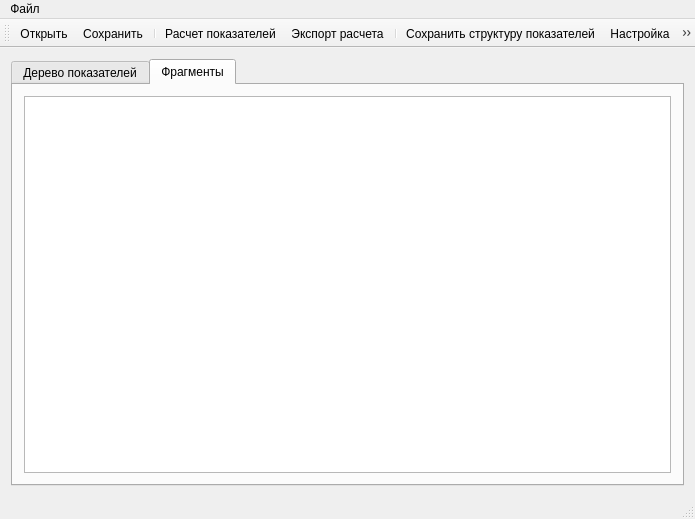
First picture: the form in mainwindow.ui, repository MafuraG/enegpassport, before the edit.
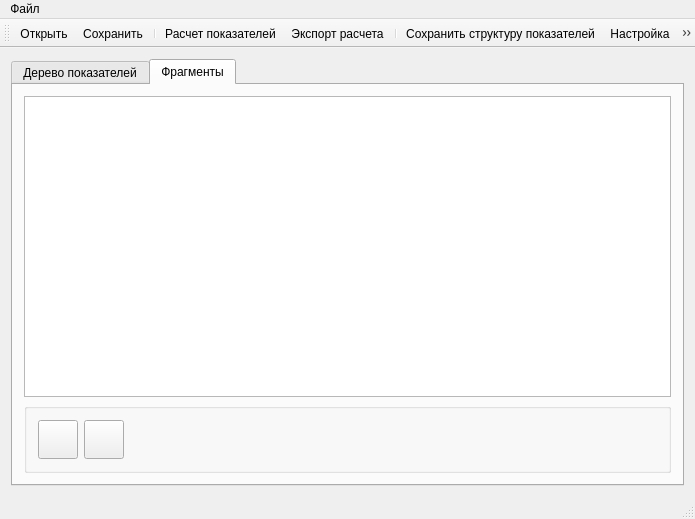
Second picture: the form after the edit. The open tabs and pages were chosen to show the change. Icons and pictures are not drawn.

```diff
--- a/mainwindow.ui
+++ b/mainwindow.ui
@@ -60,9 +60,69 @@
        <attribute name="title">
         <string>Фрагменты</string>
        </attribute>
-       <layout class="QHBoxLayout" name="horizontalLayout_4">
+       <layout class="QVBoxLayout" name="verticalLayout">
         <item>
-         <widget class="QTableView" name="tableView_2"/>
+         <widget class="QTableView" name="tableView_2">
+          <property name="alternatingRowColors">
+           <bool>true</bool>
+          </property>
+         </widget>
+        </item>
+        <item>
+         <widget class="QGroupBox" name="groupBox">
+          <property name="title">
+           <string/>
+          </property>
+          <layout class="QHBoxLayout" name="horizontalLayout_3">
+           <item>
+            <widget class="QToolButton" name="fragAddBtn">
+             <property name="text">
+              <string/>
+             </property>
+             <property name="icon">
+              <iconset resource="enegresources.qrc">
+               <normaloff>:/icons/basicons/round-add-button.png</normaloff>:/icons/basicons/round-add-button.png</iconset>
+             </property>
+             <property name="iconSize">
+              <size>
+               <width>32</width>
+               <height>32</height>
+              </size>
+             </property>
+            </widget>
+           </item>
+           <item>
+            <widget class="QToolButton" name="fragDeleteBtn">
+             <property name="text">
+              <string/>
+             </property>
+             <property name="icon">
+              <iconset resource="enegresources.qrc">
+               <normaloff>:/icons/basicons/round-delete-button.png</normaloff>:/icons/basicons/round-delete-button.png</iconset>
+             </property>
+             <property name="iconSize">
+              <size>
+               <width>32</width>
+               <height>32</height>
+              </size>
+             </property>
+            </widget>
+           </item>
+           <item>
+            <spacer name="horizontalSpacer">
+             <property name="orientation">
+              <enum>Qt::Horizontal</enum>
+             </property>
+             <property name="sizeHint" stdset="0">
+              <size>
+               <width>468</width>
+               <height>20</height>
+              </size>
+             </property>
+            </spacer>
+           </item>
+          </layout>
+         </widget>
         </item>
        </layout>
       </widget>
```
Left out of the diff: 2 changed lines with no effect on the pictures.
